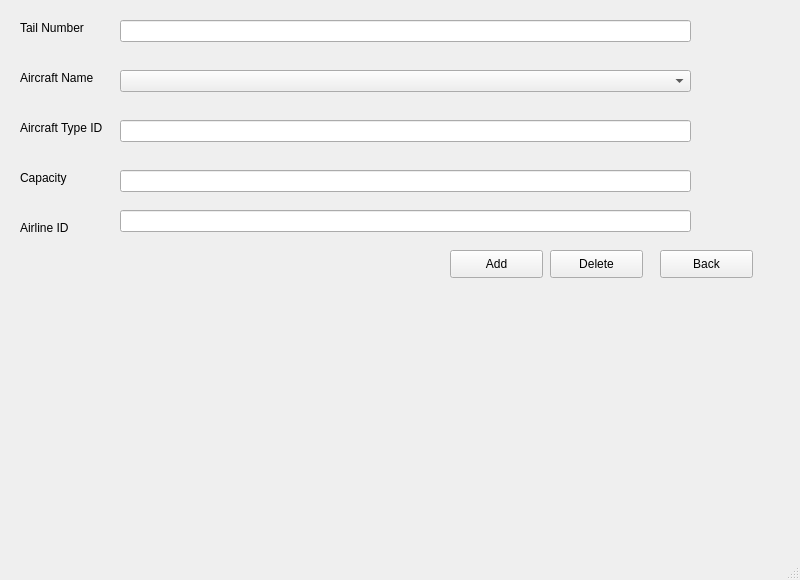
Muneeba-Badar/DB-Final-Project, file aircraft .ui: the form before one commit.
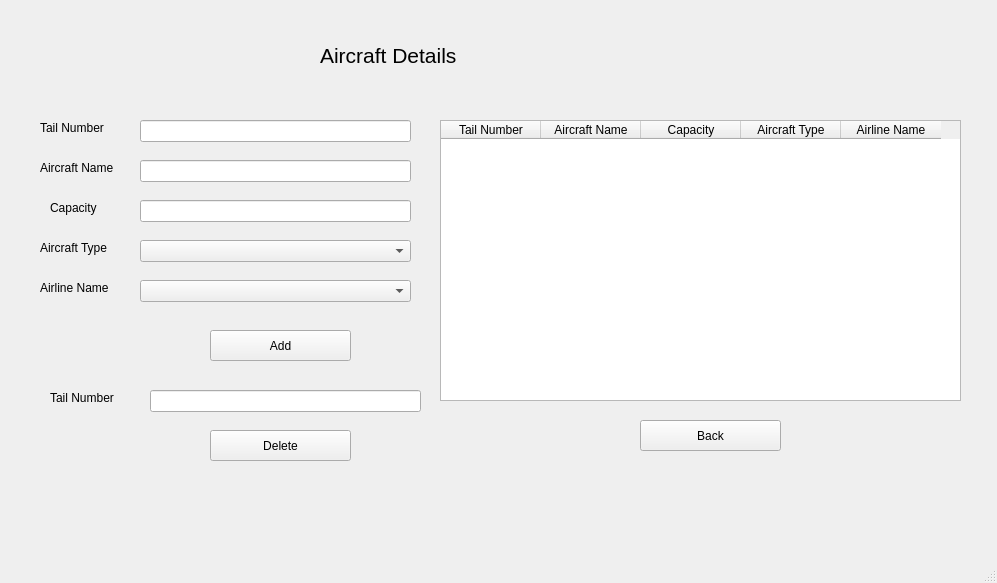
The form after the commit.

The edit to the form file:
```diff
--- a/aircraft .ui
+++ b/aircraft .ui
@@ -6,8 +6,8 @@
    <rect>
     <x>0</x>
     <y>0</y>
-    <width>800</width>
-    <height>580</height>
+    <width>997</width>
+    <height>583</height>
    </rect>
   </property>
   <property name="windowTitle">
@@ -17,8 +17,8 @@
    <widget class="QLabel" name="label">
     <property name="geometry">
      <rect>
-      <x>20</x>
-      <y>20</y>
+      <x>40</x>
+      <y>120</y>
       <width>81</width>
       <height>16</height>
      </rect>
@@ -30,9 +30,9 @@
    <widget class="QLineEdit" name="lineEdit">
     <property name="geometry">
      <rect>
-      <x>120</x>
-      <y>20</y>
-      <width>571</width>
+      <x>140</x>
+      <y>120</y>
+      <width>271</width>
       <height>22</height>
      </rect>
     </property>
@@ -43,8 +43,8 @@
    <widget class="QLabel" name="label_2">
     <property name="geometry">
      <rect>
-      <x>20</x>
-      <y>70</y>
+      <x>40</x>
+      <y>160</y>
       <width>81</width>
       <height>16</height>
      </rect>
@@ -56,21 +56,21 @@
    <widget class="QLabel" name="label_3">
     <property name="geometry">
      <rect>
-      <x>20</x>
-      <y>120</y>
+      <x>40</x>
+      <y>240</y>
       <width>91</width>
       <height>16</height>
      </rect>
     </property>
     <property name="text">
-     <string>Aircraft Type ID</string>
+     <string>Aircraft Type</string>
     </property>
    </widget>
    <widget class="QLabel" name="label_4">
     <property name="geometry">
      <rect>
-      <x>20</x>
-      <y>170</y>
+      <x>50</x>
+      <y>200</y>
       <width>55</width>
       <height>16</height>
      </rect>
@@ -79,22 +79,12 @@
      <string>Capacity</string>
     </property>
    </widget>
-   <widget class="QComboBox" name="comboBox_3">
-    <property name="geometry">
-     <rect>
-      <x>120</x>
-      <y>70</y>
-      <width>571</width>
-      <height>22</height>
-     </rect>
-    </property>
-   </widget>
    <widget class="QLineEdit" name="lineEdit_2">
     <property name="geometry">
      <rect>
-      <x>120</x>
-      <y>170</y>
-      <width>571</width>
+      <x>140</x>
+      <y>200</y>
+      <width>271</width>
       <height>22</height>
      </rect>
     </property>
@@ -102,46 +92,23 @@
    <widget class="QLabel" name="label_5">
     <property name="geometry">
      <rect>
-      <x>20</x>
-      <y>220</y>
-      <width>55</width>
+      <x>40</x>
+      <y>280</y>
+      <width>71</width>
       <height>16</height>
      </rect>
     </property>
     <property name="text">
-     <string>Airline ID</string>
-    </property>
-   </widget>
-   <widget class="QLineEdit" name="lineEdit_3">
-    <property name="geometry">
-     <rect>
-      <x>120</x>
-      <y>210</y>
-      <width>571</width>
-      <height>22</height>
-     </rect>
-    </property>
-   </widget>
-   <widget class="QLineEdit" name="lineEdit_4">
-    <property name="geometry">
-     <rect>
-      <x>120</x>
-      <y>120</y>
-      <width>571</width>
-      <height>22</height>
-     </rect>
-    </property>
-    <property name="text">
-     <string/>
+     <string>Airline Name</string>
     </property>
    </widget>
    <widget class="QPushButton" name="pushButton_2">
     <property name="geometry">
      <rect>
-      <x>550</x>
-      <y>250</y>
-      <width>93</width>
-      <height>28</height>
+      <x>210</x>
+      <y>430</y>
+      <width>141</width>
+      <height>31</height>
      </rect>
     </property>
     <property name="text">
@@ -151,10 +118,10 @@
    <widget class="QPushButton" name="pushButton">
     <property name="geometry">
      <rect>
-      <x>450</x>
-      <y>250</y>
-      <width>93</width>
-      <height>28</height>
+      <x>210</x>
+      <y>330</y>
+      <width>141</width>
+      <height>31</height>
      </rect>
     </property>
     <property name="text">
@@ -164,16 +131,128 @@
    <widget class="QPushButton" name="aircraftBack">
     <property name="geometry">
      <rect>
-      <x>660</x>
-      <y>250</y>
-      <width>93</width>
-      <height>28</height>
+      <x>640</x>
+      <y>420</y>
+      <width>141</width>
+      <height>31</height>
      </rect>
     </property>
     <property name="text">
      <string>Back</string>
     </property>
    </widget>
+   <widget class="QLabel" name="label_8">
+    <property name="geometry">
+     <rect>
+      <x>320</x>
+      <y>30</y>
+      <width>141</width>
+      <height>51</height>
+     </rect>
+    </property>
+    <property name="font">
+     <font>
+      <pointsize>16</pointsize>
+     </font>
+    </property>
+    <property name="text">
+     <string>Aircraft Details</string>
+    </property>
+   </widget>
+   <widget class="QLineEdit" name="lineEdit_5">
+    <property name="geometry">
+     <rect>
+      <x>140</x>
+      <y>160</y>
+      <width>271</width>
+      <height>22</height>
+     </rect>
+    </property>
+    <property name="text">
+     <string/>
+    </property>
+   </widget>
+   <widget class="QComboBox" name="comboBox">
+    <property name="geometry">
+     <rect>
+      <x>140</x>
+      <y>240</y>
+      <width>271</width>
+      <height>22</height>
+     </rect>
+    </property>
+   </widget>
+   <widget class="QComboBox" name="comboBox_2">
+    <property name="geometry">
+     <rect>
+      <x>140</x>
+      <y>280</y>
+      <width>271</width>
+      <height>22</height>
+     </rect>
+    </property>
+   </widget>
+   <widget class="QLineEdit" name="lineEdit_3">
+    <property name="geometry">
+     <rect>
+      <x>150</x>
+      <y>390</y>
+      <width>271</width>
+      <height>22</height>
+     </rect>
+    </property>
+    <property name="text">
+     <string/>
+    </property>
+   </widget>
+   <widget class="QLabel" name="label_6">
+    <property name="geometry">
+     <rect>
+      <x>50</x>
+      <y>390</y>
+      <width>81</width>
+      <height>16</height>
+     </rect>
+    </property>
+    <property name="text">
+     <string>Tail Number</string>
+    </property>
+   </widget>
+   <widget class="QTableWidget" name="tableWidget">
+    <property name="geometry">
+     <rect>
+      <x>440</x>
+      <y>120</y>
+      <width>521</width>
+      <height>281</height>
+     </rect>
+    </property>
+    <column>
+     <property name="text">
+      <string>Tail Number</string>
+     </property>
+    </column>
+    <column>
+     <property name="text">
+      <string>Aircraft Name</string>
+     </property>
+    </column>
+    <column>
+     <property name="text">
+      <string>Capacity</string>
+     </property>
+    </column>
+    <column>
+     <property name="text">
+      <string>Aircraft Type</string>
+     </property>
+    </column>
+    <column>
+     <property name="text">
+      <string>Airline Name</string>
+     </property>
+    </column>
+   </widget>
   </widget>
   <widget class="QMenuBar" name="menubar">
    <property name="geometry">
```
Left out of the diff: 4 changed lines with no effect on the pictures.
